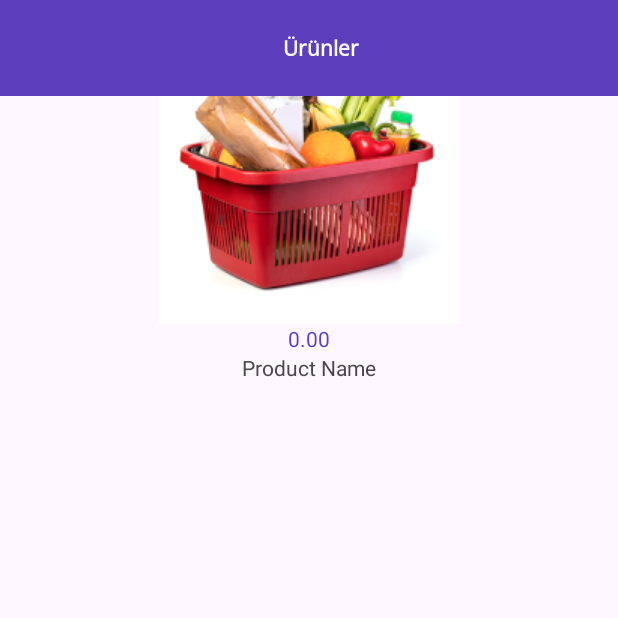
After one commit to bymaskeli53/GetirFinalApp, an Android app: the fragment DetailFragment placed in its activity, on a phone screen of 412 x 824 dp, the top half of it. The commit adds this screen. Run offline under Robolectric (Android 15) with nearby library versions, the light colour scheme and no system bars; our stand-ins replace Dagger/Hilt's generated code; network calls fail; pictures from the network do not load; 10 statements that could not run were skipped.

Commit message:
Detail Fragment Base Structure Prepared

```diff
--- a/app/build.gradle.kts
+++ b/app/build.gradle.kts
@@ -3,6 +3,8 @@ plugins {
     alias(libs.plugins.jetbrainsKotlinAndroid)
     kotlin("kapt")
     id("com.google.dagger.hilt.android")
+    id("kotlin-parcelize")
+    id ("androidx.navigation.safeargs.kotlin")
 }
 
 android {
--- /dev/null
+++ b/app/src/main/java/com/example/getirfinalapp/DetailFragment.kt
@@ -0,0 +1,54 @@
+package com.example.getirfinalapp
+
+import android.os.Bundle
+import android.view.LayoutInflater
+import android.view.View
+import android.view.ViewGroup
+import android.widget.LinearLayout
+import androidx.appcompat.widget.Toolbar
+import androidx.fragment.app.Fragment
+import androidx.navigation.fragment.navArgs
+import coil.load
+import coil.transform.CircleCropTransformation
+import com.example.getirfinalapp.databinding.FragmentDetailBinding
+import dagger.hilt.android.AndroidEntryPoint
+
+@AndroidEntryPoint
+class DetailFragment : Fragment(R.layout.fragment_detail) {
+
+    private var binding: FragmentDetailBinding by autoCleared()
+
+    private val args: DetailFragmentArgs by navArgs()
+
+
+    override fun onCreateView(
+        inflater: LayoutInflater,
+        container: ViewGroup?,
+        savedInstanceState: Bundle?
+    ): View? {
+        binding = FragmentDetailBinding.inflate(inflater,container,false)
+        return binding.root
+    }
+
+    override fun onViewCreated(view: View, savedInstanceState: Bundle?) {
+        super.onViewCreated(view, savedInstanceState)
+
+        val toolbar = activity?.findViewById<Toolbar>(R.id.myToolbar)
+        toolbar?.findViewById<LinearLayout>(R.id.toolbar_basket)?.visibility = View.INVISIBLE
+
+        initViews()
+
+    }
+
+    private fun initViews() {
+        binding.tvName.text = args.Product.name
+        binding.tvPrice.text = args.Product.priceText
+
+        binding.ivProduct.load(args.Product.imageURL){
+            placeholder(R.drawable.basket)
+            crossfade(true)
+            transformations(CircleCropTransformation())
+        }
+
+    }
+}
--- a/app/src/main/java/com/example/getirfinalapp/SuggestedProductsAdapter.kt
+++ b/app/src/main/java/com/example/getirfinalapp/SuggestedProductsAdapter.kt
@@ -7,7 +7,7 @@ import coil.load
 import coil.transform.CircleCropTransformation
 import com.example.getirfinalapp.databinding.ItemCardBinding
 
-class SuggestedProductsAdapter(val bestSellerList: List<ProductItem>) : RecyclerView.Adapter<SuggestedProductsAdapter.SuggestedProductsViewHolder>() {
+class SuggestedProductsAdapter(val bestSellerList: List<ProductItem>,val onItemClick: (position : Int) -> Unit) : RecyclerView.Adapter<SuggestedProductsAdapter.SuggestedProductsViewHolder>() {
 
     inner class SuggestedProductsViewHolder(val binding: ItemCardBinding) : RecyclerView.ViewHolder(binding.root) {
 
@@ -23,6 +23,8 @@ class SuggestedProductsAdapter(val bestSellerList: List<ProductItem>) : Recycler
                 }
                 tvAttribute.text = product.name
             }
+
+
         }
     }
 
@@ -35,6 +37,7 @@ class SuggestedProductsAdapter(val bestSellerList: List<ProductItem>) : Recycler
 
     override fun onBindViewHolder(holder: SuggestedProductsViewHolder, position: Int) {
             holder.bind(product = bestSellerList[0].products[position])
+            holder.itemView.setOnClickListener { onItemClick(position) }
     }
 
 
--- /dev/null
+++ b/app/src/main/res/layout/fragment_detail.xml
@@ -0,0 +1,40 @@
+<?xml version="1.0" encoding="utf-8"?>
+<androidx.constraintlayout.widget.ConstraintLayout xmlns:android="http://schemas.android.com/apk/res/android"
+    xmlns:tools="http://schemas.android.com/tools"
+    android:layout_width="match_parent"
+    android:layout_height="match_parent"
+    xmlns:app="http://schemas.android.com/apk/res-auto">
+
+    <ImageView
+        android:id="@+id/iv_product"
+        android:layout_width="wrap_content"
+        android:layout_height="wrap_content"
+        android:src="@drawable/basket"
+        app:layout_constraintTop_toTopOf="parent"
+        app:layout_constraintStart_toStartOf="parent"
+        app:layout_constraintEnd_toEndOf="parent"
+        android:layout_marginTop="16dp"
+        />
+
+
+    <TextView
+        android:id="@+id/tv_price"
+        android:layout_width="wrap_content"
+        android:layout_height="wrap_content"
+        app:layout_constraintTop_toBottomOf="@id/iv_product"
+        app:layout_constraintStart_toStartOf="@id/iv_product"
+        app:layout_constraintEnd_toEndOf="@id/iv_product"
+        android:text="0.00"
+        android:textColor="@color/text_primary"/>
+
+    <TextView
+        android:id="@+id/tv_name"
+        android:layout_width="wrap_content"
+        android:layout_height="wrap_content"
+        app:layout_constraintStart_toStartOf="@id/tv_price"
+        app:layout_constraintEnd_toEndOf="@id/tv_price"
+        app:layout_constraintTop_toBottomOf="@id/tv_price"
+        android:text="Product Name"/>
+
+
+</androidx.constraintlayout.widget.ConstraintLayout>
--- a/app/src/main/res/layout/fragment_listing.xml
+++ b/app/src/main/res/layout/fragment_listing.xml
@@ -10,7 +10,7 @@
         android:id="@+id/rv_suggested"
         android:layout_width="wrap_content"
         android:layout_height="wrap_content"
-        android:layout_marginTop="32dp"
+        android:layout_marginTop="64dp"
         android:paddingStart="8dp"
         android:paddingEnd="8dp"
         android:clipToPadding="false"
--- a/app/src/main/res/navigation/nav_graph.xml
+++ b/app/src/main/res/navigation/nav_graph.xml
@@ -7,5 +7,17 @@
     <fragment
         android:id="@+id/listingFragment"
         android:name="com.example.getirfinalapp.ListingFragment"
-        android:label="ListingFragment" />
+        android:label="ListingFragment" >
+        <action
+            android:id="@+id/action_listingFragment_to_detailFragment"
+            app:destination="@id/detailFragment" />
+    </fragment>
+    <fragment
+        android:id="@+id/detailFragment"
+        android:name="com.example.getirfinalapp.DetailFragment"
+        android:label="DetailFragment" >
+        <argument
+            android:name="Product"
+            app:argType="com.example.getirfinalapp.ProductX" />
+    </fragment>
 </navigation>
--- a/build.gradle.kts
+++ b/build.gradle.kts
@@ -3,4 +3,5 @@ plugins {
     alias(libs.plugins.androidApplication) apply false
     alias(libs.plugins.jetbrainsKotlinAndroid) apply false
     id("com.google.dagger.hilt.android") version "2.48" apply false
+    id ("androidx.navigation.safeargs") version "2.7.6" apply false
 }
```
Also changed, not shown: app/src/main/java/com/example/getirfinalapp/ListingFragment.kt (+8 -1 lines), app/src/main/java/com/example/getirfinalapp/ProductX.kt (+15 -11 lines).
